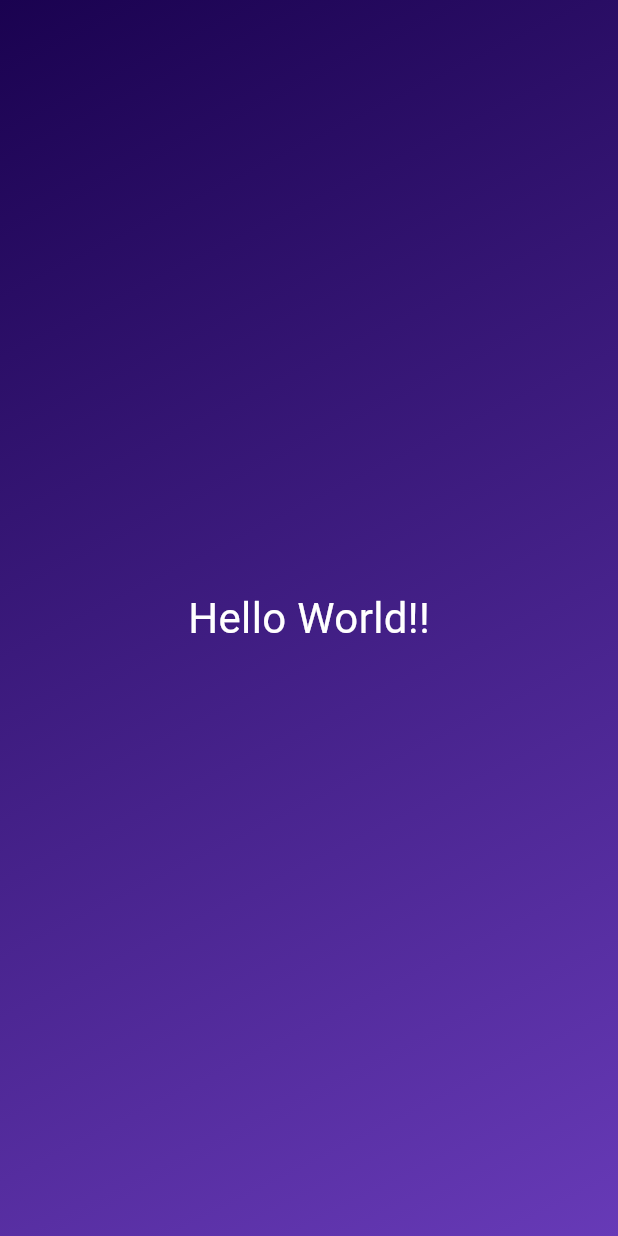
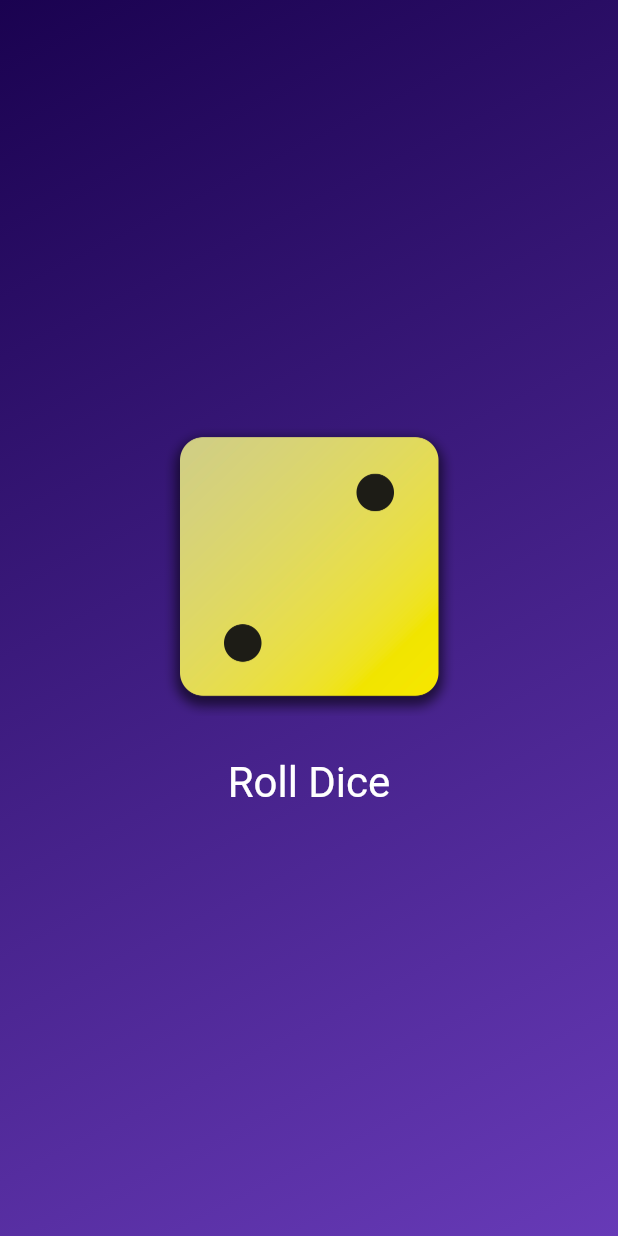
Before and after one commit to Pabitra-26/flutter_projects_oreilly, a Flutter app: the screen it shows after launch, on a phone screen of 412 x 824 dp. Run offline on Flutter 3.47's test engine with Material 3 defaults, Android fonts, the phone set to English and light mode, and no system bars.

Commit message:
Add DiceRoller widget for rolling dice functionality
- Implemented a new StatefulWidget called DiceRoller.
- Added functionality to roll a dice and display the corresponding image.
- Included a button to trigger the dice roll and update the displayed value.

```diff
--- /dev/null
+++ b/basics/lib/dice_roller.dart
@@ -0,0 +1,50 @@
+import 'package:flutter/material.dart';
+import 'dart:math';
+
+final randomizer = Random();
+
+class DiceRoller extends StatefulWidget{
+  const DiceRoller({super.key});
+
+  @override
+  State<DiceRoller> createState() {
+    return _DiceRollerState();
+  }
+
+}
+
+class _DiceRollerState extends State<DiceRoller> {
+
+
+   var currentDiceRoll = 2;
+
+   void rollDice(){
+    setState(() {
+      currentDiceRoll = randomizer.nextInt(6) + 1;
+    });
+
+  }
+
+  @override
+  Widget build (context) {
+    return Column(
+          mainAxisSize: MainAxisSize.min,
+          children: [
+            Image.asset('assets/images/dice-$currentDiceRoll.png', width: 200),
+            SizedBox(
+              height: 20
+            ),
+            TextButton(
+              onPressed: rollDice,
+              style: TextButton.styleFrom(
+                // padding: const EdgeInsets.only(top: 20),
+                foregroundColor: Colors.white,
+                textStyle: const TextStyle(
+                fontSize: 28
+                ),
+                ),
+              child: const Text('Roll Dice'))
+          ]
+        );
+  }
+}
--- a/basics/lib/gradient_container.dart
+++ b/basics/lib/gradient_container.dart
@@ -1,25 +1,51 @@
 import 'package:flutter/material.dart';
-import 'package:basics/text_container.dart';
+import 'package:basics/dice_roller.dart';
+// import 'package:basics/text_container.dart';
 
-Alignment? startAlignment;
-var endAlignment = Alignment.bottomRight;
+const startAlignment = Alignment.topLeft;
+const endAlignment = Alignment.bottomRight;
 
 class GradientContainer extends StatelessWidget {
-  const GradientContainer({super.key});
+
+  const GradientContainer(this.color1, this.color2, {super.key});
+
+  final Color color1;
+  final Color color2;
+
+
   @override
   Widget build(context) {
-    startAlignment = Alignment.topLeft;
     return Container(
       decoration: BoxDecoration(
         gradient: LinearGradient(
-          colors: [Color.fromARGB(255, 26, 2, 80), Colors.deepPurple],
+          colors: [color1, color2],
           begin: startAlignment,
           end: endAlignment,
         ),
       ),
-      child: const Center(
-        child: TextContainer(),
+      child: Center(
+        child: DiceRoller(),
+        // child: TextContainer('Hello World!'),
       ),
     );
   }
+  // const GradientContainer({super.key, required this.colors});
+
+  // final List<Color> colors;
+
+  // @override
+  // Widget build(context) {
+  //   return Container(
+  //     decoration: BoxDecoration(
+  //       gradient: LinearGradient(
+  //         colors: colors,
+  //         begin: startAlignment,
+  //         end: endAlignment,
+  //       ),
+  //     ),
+  //     child: const Center(
+  //       child: TextContainer('Hello World!'),
+  //     ),
+  //   );
+  // }
 }
--- a/basics/lib/main.dart
+++ b/basics/lib/main.dart
@@ -5,7 +5,7 @@ void main() {
   runApp(
     MaterialApp(
       home: Scaffold(
-        body: GradientContainer(),
+        body: GradientContainer(Color.fromARGB(255, 26, 2, 80), Colors.deepPurple),
       ),
     ),
   );
--- a/basics/lib/text_container.dart
+++ b/basics/lib/text_container.dart
@@ -1,12 +1,15 @@
 import 'package:flutter/material.dart';
 
 class TextContainer extends StatelessWidget {
-  const TextContainer({super.key});
+  const TextContainer(this.text, {super.key});
+
+  final String text;
+
   @override
   Widget build(context){
     return Text(
-          'Hello World!!',
-          style: TextStyle(color: Colors.white, fontSize: 28),
+          text,
+          style: const TextStyle(color: Colors.white, fontSize: 28),
         );
   }
 }
```
Also changed, not shown: basics/pubspec.yaml (+7 -3 lines), basics/assets/images/dice-1.png (added), basics/assets/images/dice-2.png (added), basics/assets/images/dice-3.png (added), basics/assets/images/dice-4.png (added), basics/assets/images/dice-5.png (added), basics/assets/images/dice-6.png (added).
